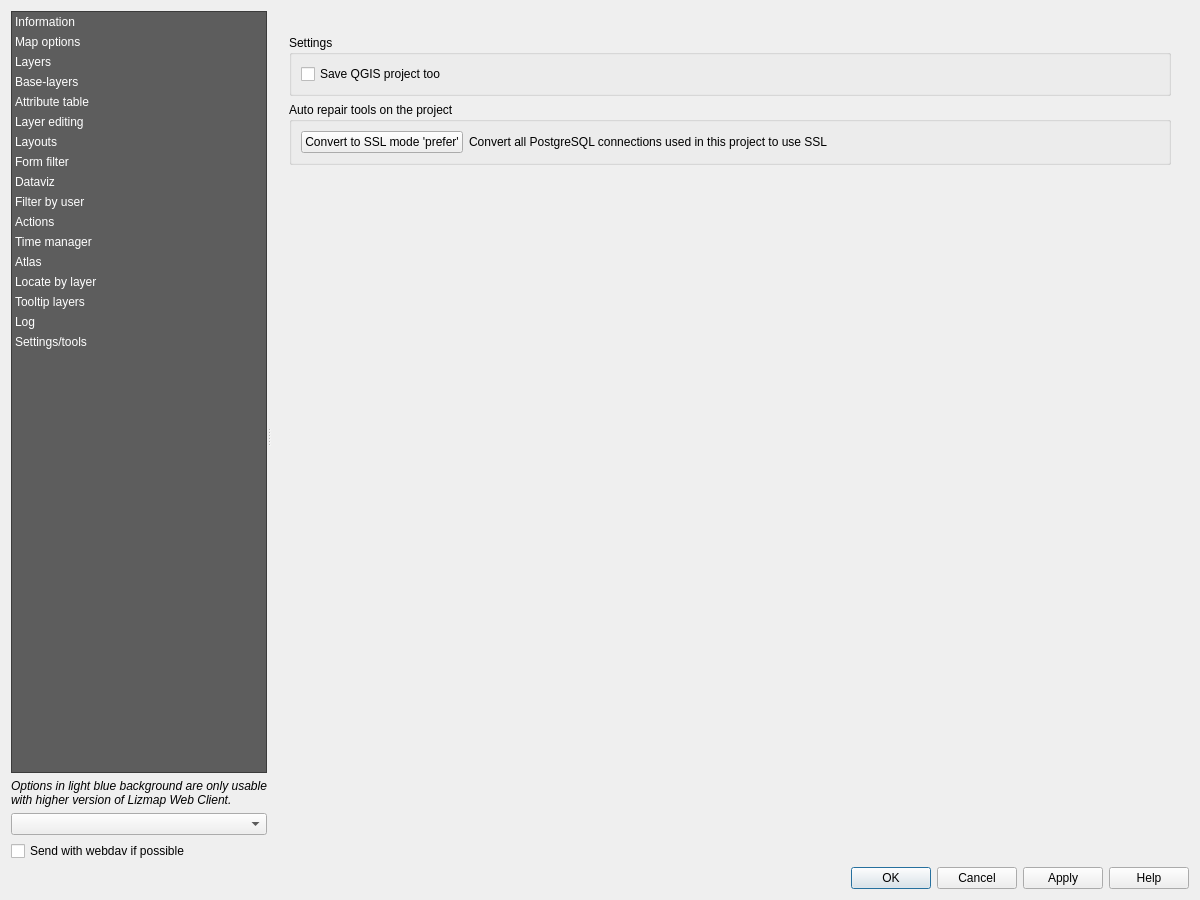
Old version of the form lizmap/resources/ui/ui_lizmap.ui in the repository 3liz/lizmap-plugin.
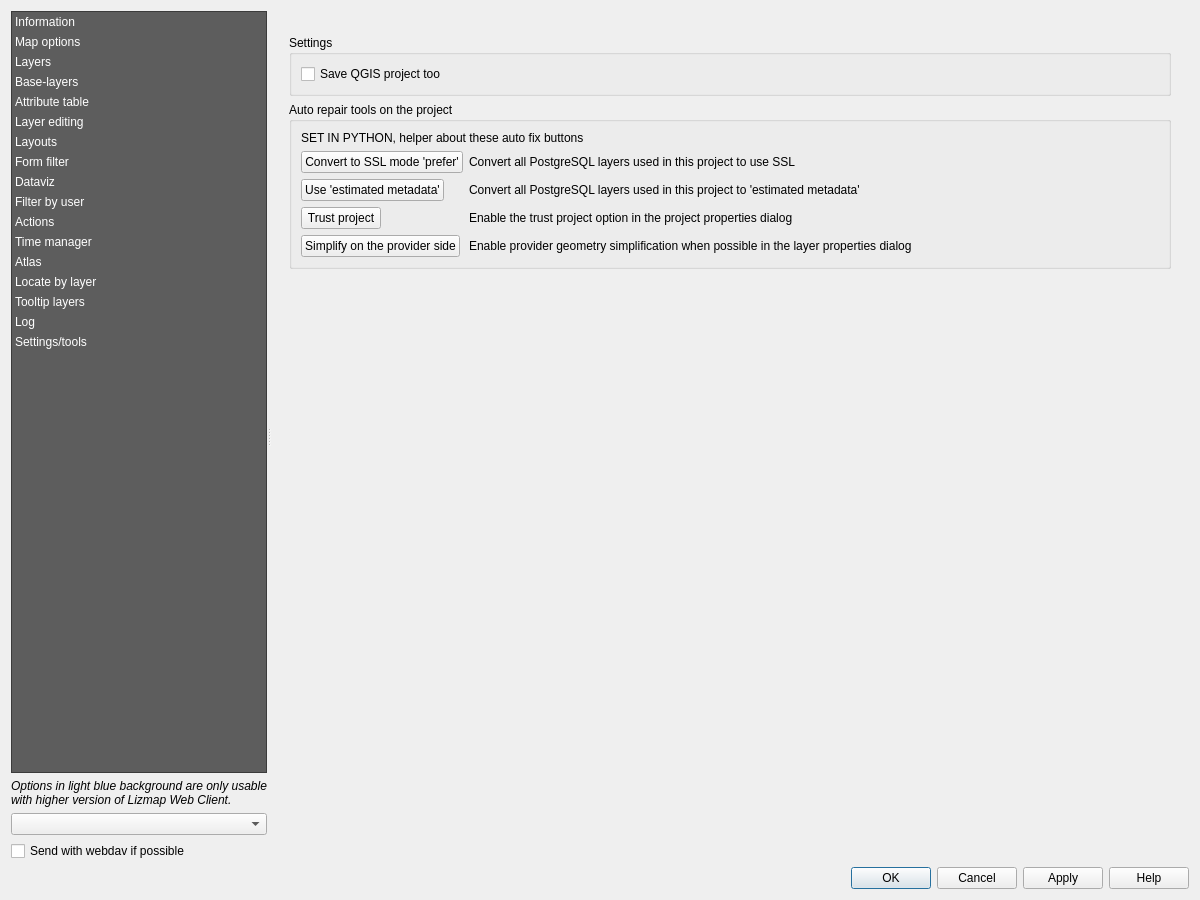
New version of the form. The open tabs and pages were chosen to show the change. Custom widgets are drawn as their Qt base class.

Commit message: Update project auto fix : estimated MD, simplification, trust, review checks

The edit to the form file:
```diff
--- a/lizmap/resources/ui/ui_lizmap.ui
+++ b/lizmap/resources/ui/ui_lizmap.ui
@@ -4575,20 +4575,100 @@
              <property name="title">
               <string>Auto repair tools on the project</string>
              </property>
-             <layout class="QFormLayout" name="formLayout_4">
-              <item row="0" column="0">
-               <widget class="QPushButton" name="button_convert_ssl">
+             <layout class="QVBoxLayout" name="verticalLayout_65">
+              <item>
+               <widget class="QLabel" name="fixer_project_label">
                 <property name="text">
-                 <string>Convert to SSL mode 'prefer'</string>
+                 <string notr="true">SET IN PYTHON, helper about these auto fix buttons</string>
+                </property>
+                <property name="wordWrap">
+                 <bool>true</bool>
                 </property>
                </widget>
               </item>
-              <item row="0" column="1">
-               <widget class="QLabel" name="label_57">
-                <property name="text">
-                 <string>Convert all PostgreSQL connections used in this project to use SSL</string>
-                </property>
-               </widget>
+              <item>
+               <layout class="QFormLayout" name="formLayout_5">
+                <item row="0" column="0">
+                 <widget class="QPushButton" name="button_convert_ssl">
+                  <property name="sizePolicy">
+                   <sizepolicy hsizetype="Minimum" vsizetype="Fixed">
+                    <horstretch>0</horstretch>
+                    <verstretch>0</verstretch>
+                   </sizepolicy>
+                  </property>
+                  <property name="text">
+                   <string>Convert to SSL mode 'prefer'</string>
+                  </property>
+                 </widget>
+                </item>
+                <item row="0" column="1">
+                 <widget class="QLabel" name="label_57">
+                  <property name="text">
+                   <string>Convert all PostgreSQL layers used in this project to use SSL</string>
+                  </property>
+                  <property name="wordWrap">
+                   <bool>true</bool>
+                  </property>
+                 </widget>
+                </item>
+                <item row="1" column="0">
+                 <widget class="QPushButton" name="button_use_estimated_md">
+                  <property name="sizePolicy">
+                   <sizepolicy hsizetype="Minimum" vsizetype="Fixed">
+                    <horstretch>0</horstretch>
+                    <verstretch>0</verstretch>
+                   </sizepolicy>
+                  </property>
+                  <property name="text">
+                   <string>Use 'estimated metadata'</string>
+                  </property>
+                 </widget>
+                </item>
+                <item row="1" column="1">
+                 <widget class="QLabel" name="label_66">
+                  <property name="text">
+                   <string>Convert all PostgreSQL layers used in this project to 'estimated metadata'</string>
+                  </property>
+                  <property name="wordWrap">
+                   <bool>true</bool>
+                  </property>
+                 </widget>
+                </item>
+                <item row="2" column="0">
+                 <widget class="QPushButton" name="button_trust_project">
+                  <property name="text">
+                   <string>Trust project</string>
+                  </property>
+                 </widget>
+                </item>
+                <item row="2" column="1">
+                 <widget class="QLabel" name="label_79">
+                  <property name="text">
+                   <string>Enable the trust project option in the project properties dialog</string>
+                  </property>
+                  <property name="wordWrap">
+                   <bool>true</bool>
+                  </property>
+                 </widget>
+                </item>
+                <item row="3" column="0">
+                 <widget class="QPushButton" name="button_simplify_geom">
+                  <property name="text">
+                   <string>Simplify on the provider side</string>
+                  </property>
+                 </widget>
+                </item>
+                <item row="3" column="1">
+                 <widget class="QLabel" name="label_82">
+                  <property name="text">
+                   <string>Enable provider geometry simplification when possible in the layer properties dialog</string>
+                  </property>
+                  <property name="wordWrap">
+                   <bool>true</bool>
+                  </property>
+                 </widget>
+                </item>
+               </layout>
               </item>
              </layout>
             </widget>
```
The commit also changes 5 other files.
